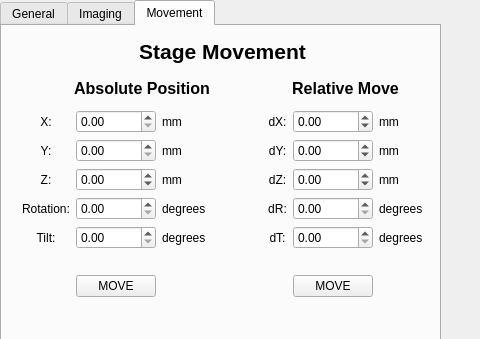
DeMarcoLab/fibsem, file fibsem/ui/qtdesigner_files/connect.ui: the form before one commit; both pictures show x 0 to 480 and y 0 to 339 of the 932 by 859 pixel window.
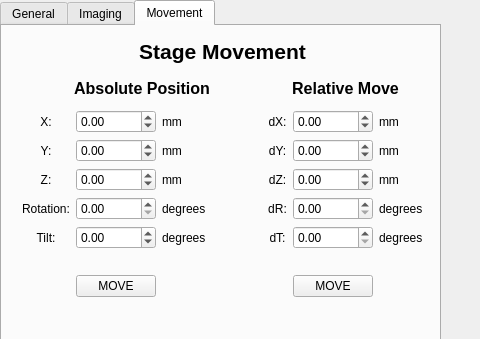
The form after the commit. The open tabs and pages were chosen to show the change.

```diff
--- a/fibsem/ui/qtdesigner_files/connect.ui
+++ b/fibsem/ui/qtdesigner_files/connect.ui
@@ -693,6 +693,9 @@
        </item>
        <item row="6" column="2">
         <widget class="QDoubleSpinBox" name="tAbs">
+         <property name="minimum">
+          <double>-360.000000000000000</double>
+         </property>
          <property name="maximum">
           <double>360.000000000000000</double>
          </property>
@@ -776,7 +779,7 @@
        <item row="3" column="2">
         <widget class="QDoubleSpinBox" name="yAbs">
          <property name="minimum">
-          <double>0.000000000000000</double>
+          <double>-100.000000000000000</double>
          </property>
         </widget>
        </item>
@@ -808,7 +811,11 @@
         </widget>
        </item>
        <item row="2" column="2">
-        <widget class="QDoubleSpinBox" name="xAbs"/>
+        <widget class="QDoubleSpinBox" name="xAbs">
+         <property name="minimum">
+          <double>-100.000000000000000</double>
+         </property>
+        </widget>
        </item>
        <item row="4" column="5">
         <widget class="QDoubleSpinBox" name="dZchange">
```
Left out of the diff: 4 changed lines with no effect on the pictures.
